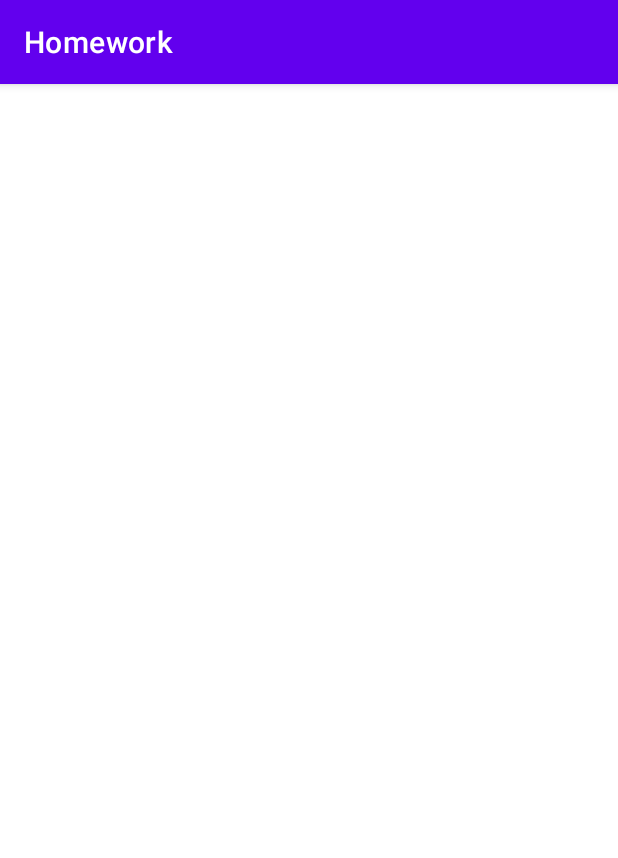
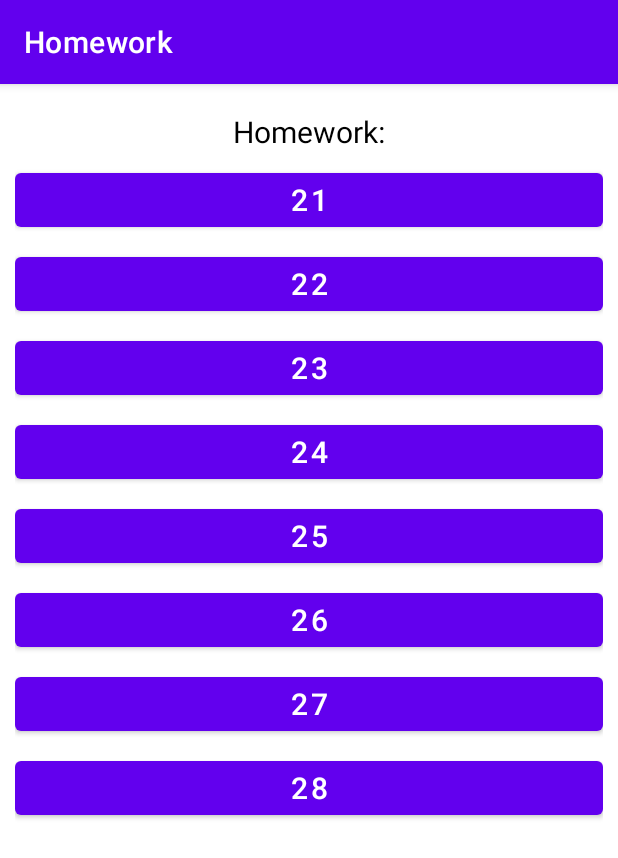
Before and after one commit to Talaybekovna/homework, an Android app: the screen it shows after launch (MainActivity), on a phone screen of 412 x 824 dp. Shown: the top 858 px of the screen. Run offline under Robolectric (Android 15) with nearby library versions, the light colour scheme and no system bars.

Commit message:
added homework28 and fun onClickGoTo to homework activities

```diff
--- a/app/build.gradle
+++ b/app/build.gradle
@@ -41,6 +41,7 @@ dependencies {
     implementation "org.jetbrains.kotlin:kotlin-stdlib:$kotlin_version"
     implementation 'androidx.core:core-ktx:1.3.2'
     implementation 'androidx.appcompat:appcompat:1.2.0'
+    implementation 'net.objecthunter:exp4j:0.4.8'
     implementation 'com.google.android.material:material:1.3.0'
     implementation 'androidx.constraintlayout:constraintlayout:2.0.4'
     testImplementation 'junit:junit:4.+'
--- a/app/src/main/AndroidManifest.xml
+++ b/app/src/main/AndroidManifest.xml
@@ -9,7 +9,8 @@
         android:roundIcon="@mipmap/ic_launcher_round"
         android:supportsRtl="true"
         android:theme="@style/Theme.Homework">
-        <activity android:name=".hw27"></activity>
+        <activity android:name=".hw28"></activity>
+        <activity android:name=".hw27" />
         <activity android:name=".hw26" />
         <activity android:name=".hw25" />
         <activity android:name=".hw24" />
--- a/app/src/main/res/layout/activity_main.xml
+++ b/app/src/main/res/layout/activity_main.xml
@@ -5,7 +5,110 @@
     android:id="@+id/layoutRoot"
     android:layout_width="match_parent"
     android:layout_height="match_parent"
+    android:padding="10dp"
     tools:context=".MainActivity">
 
+    <TextView
+        android:id="@+id/tvTitle"
+        android:layout_width="match_parent"
+        android:layout_height="wrap_content"
+        android:layout_marginTop="8dp"
+        android:gravity="center_horizontal"
+        android:text="Homework:"
+        android:textColor="@color/black"
+        android:textSize="20sp"
+        app:layout_constraintEnd_toEndOf="parent"
+        app:layout_constraintStart_toStartOf="parent"
+        app:layout_constraintTop_toTopOf="parent" />
+
+    <Button
+        android:id="@+id/btn_hw_21"
+        android:layout_width="match_parent"
+        android:layout_height="wrap_content"
+        android:layout_marginTop="8dp"
+        android:text="21"
+        android:textSize="20sp"
+        app:layout_constraintEnd_toEndOf="parent"
+        app:layout_constraintStart_toStartOf="parent"
+        app:layout_constraintTop_toBottomOf="@+id/tvTitle" />
+
+    <Button
+        android:id="@+id/btn_hw_22"
+        android:layout_width="match_parent"
+        android:layout_height="wrap_content"
+        android:layout_marginTop="8dp"
+        android:text="22"
+        android:textSize="20sp"
+        app:layout_constraintEnd_toEndOf="parent"
+        app:layout_constraintStart_toStartOf="parent"
+        app:layout_constraintTop_toBottomOf="@+id/btn_hw_21" />
+
+    <Button
+        android:id="@+id/btn_hw_23"
+        android:layout_width="match_parent"
+        android:layout_height="wrap_content"
+        android:layout_marginTop="8dp"
+        android:text="23"
+        android:textSize="20sp"
+        app:layout_constraintEnd_toEndOf="parent"
+        app:layout_constraintStart_toStartOf="parent"
+        app:layout_constraintTop_toBottomOf="@+id/btn_hw_22" />
+
+    <Button
+        android:id="@+id/btn_hw_24"
+        android:layout_width="match_parent"
+        android:layout_height="wrap_content"
+        android:layout_marginTop="8dp"
+        android:text="24"
+        android:textSize="20sp"
+        app:layout_constraintEnd_toEndOf="parent"
+        app:layout_constraintStart_toStartOf="parent"
+        app:layout_constraintTop_toBottomOf="@+id/btn_hw_23" />
+
+    <Button
+        android:id="@+id/btn_hw_25"
+        android:layout_width="match_parent"
+        android:layout_height="wrap_content"
+        android:layout_marginTop="8dp"
+        android:text="25"
+        android:textSize="20sp"
+        app:layout_constraintEnd_toEndOf="parent"
+        app:layout_constraintStart_toStartOf="parent"
+        app:layout_constraintTop_toBottomOf="@+id/btn_hw_24" />
+
+    <Button
+        android:id="@+id/btn_hw_26"
+        android:layout_width="match_parent"
+        android:layout_height="wrap_content"
+        android:layout_marginTop="8dp"
+        android:text="26"
+        android:textSize="20sp"
+        app:layout_constraintEnd_toEndOf="parent"
+        app:layout_constraintStart_toStartOf="parent"
+        app:layout_constraintTop_toBottomOf="@+id/btn_hw_25" />
+
+    <Button
+        android:id="@+id/btn_hw_27"
+        android:layout_width="match_parent"
+        android:layout_height="wrap_content"
+        android:layout_marginTop="8dp"
+        android:text="27"
+        android:textSize="20sp"
+        app:layout_constraintEnd_toEndOf="parent"
+        app:layout_constraintStart_toStartOf="parent"
+        app:layout_constraintTop_toBottomOf="@+id/btn_hw_26"
+        android:onClick="onClickGoTo" />
+
+    <Button
+        android:id="@+id/btn_hw_28"
+        android:layout_width="match_parent"
+        android:layout_height="wrap_content"
+        android:layout_marginTop="8dp"
+        android:text="28"
+        android:textSize="20sp"
+        app:layout_constraintEnd_toEndOf="parent"
+        app:layout_constraintStart_toStartOf="parent"
+        app:layout_constraintTop_toBottomOf="@+id/btn_hw_27"
+        android:onClick="onClickGoTo"/>
 
 </androidx.constraintlayout.widget.ConstraintLayout>
```
Also changed, not shown: app/src/main/java/kg/tutorialapp/homework/MainActivity.kt (+37 -7 lines), app/src/main/java/kg/tutorialapp/homework/hw28.kt (added, +162 -0 lines), app/src/main/res/drawable/bg_btn_rectangle_without_spacing.xml (added, +10 -0 lines), app/src/main/res/layout/activity_hw28.xml (added, +249 -0 lines), app/src/main/res/values/strings.xml (+20 -0 lines).
